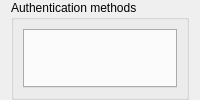
First picture: the form in configurator/src/AuthenticationPage.ui, repository veyon/veyon, before the edit.
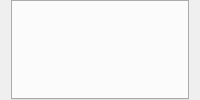
Second picture: the form after the edit.

Commit message: AuthenticationPage: drop top-level groupbox

Patch:
```diff
--- a/configurator/src/AuthenticationPage.ui
+++ b/configurator/src/AuthenticationPage.ui
@@ -13,16 +13,7 @@
     <number>0</number>
    </property>
    <item>
-    <widget class="QGroupBox" name="groupBox">
-     <property name="title">
-      <string>Authentication methods</string>
-     </property>
-     <layout class="QGridLayout" name="gridLayout" columnstretch="0">
-      <item row="0" column="0">
-       <widget class="QTabWidget" name="tabWidget"/>
-      </item>
-     </layout>
-    </widget>
+    <widget class="QTabWidget" name="tabWidget"/>
    </item>
   </layout>
  </widget>
```
